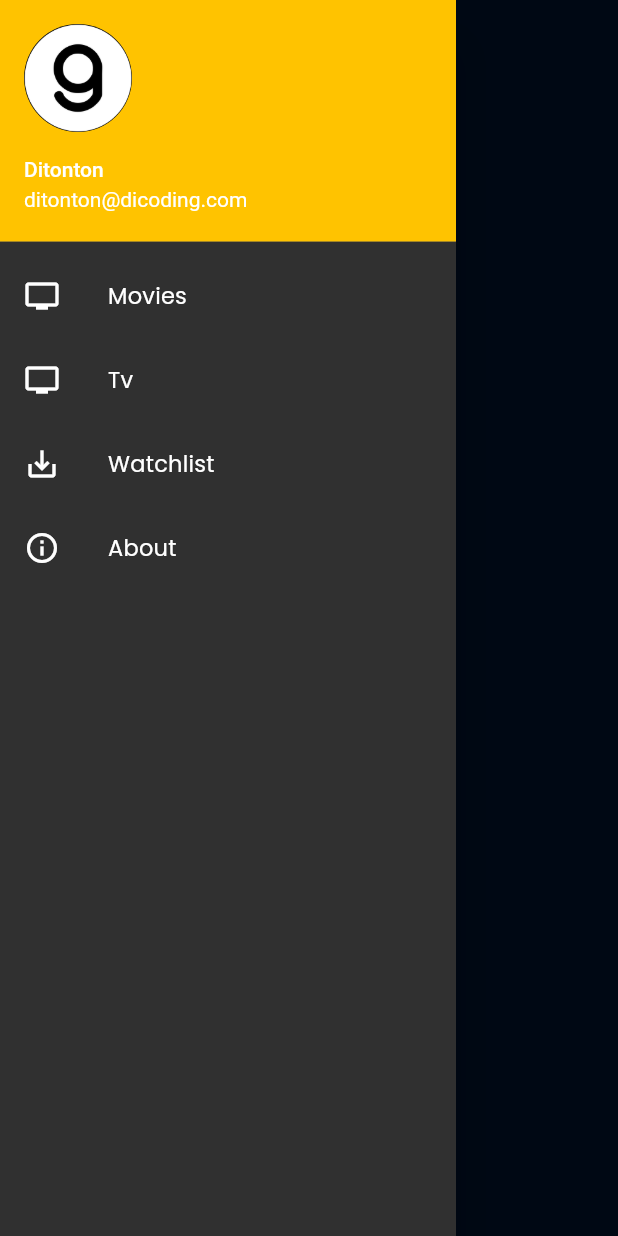
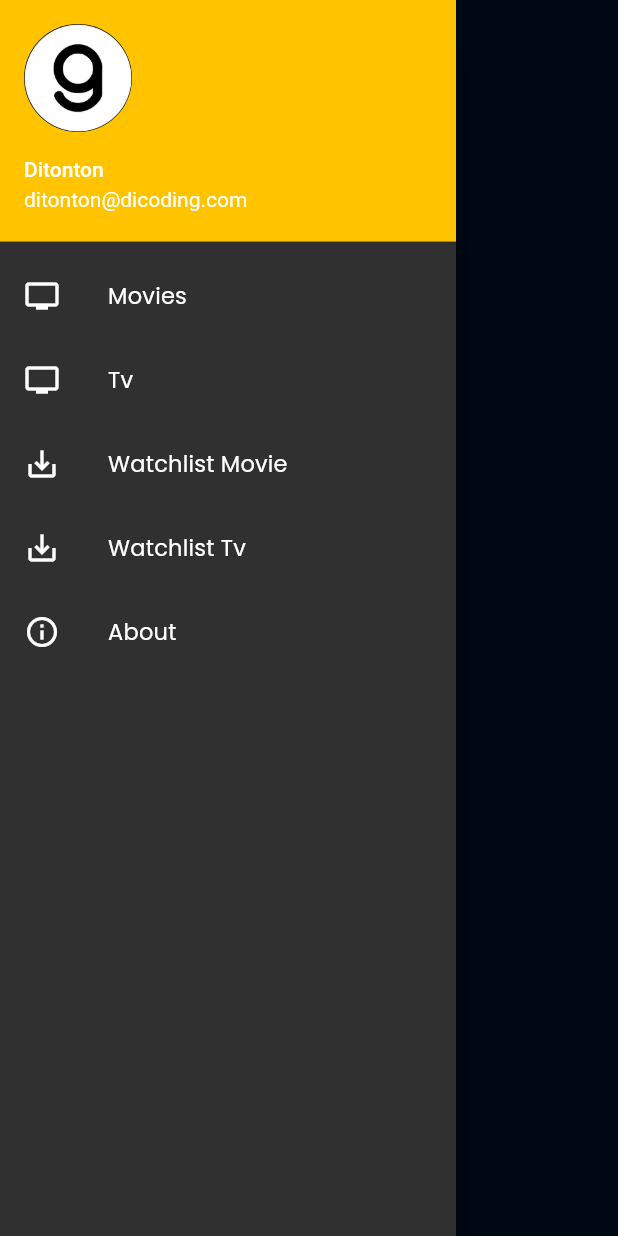
Before and after one commit to AsepRidwan22/flutter-expert, a Flutter app: the BuildDrawer widget shown alone on an empty page, opened directly, on a phone screen of 412 x 824 dp. Run offline on Flutter 3.47's test engine with Material 2 defaults, Android fonts, the phone set to English and light mode, and no system bars; our stand-ins replace cached_network_image, dartz, equatable, flutter_rating_bar, get_it, google_fonts and 1 more; accounts and stored records are empty; network calls fail.

Commit message:
watchlist solved

```diff
--- a/lib/data/models/movie/movie_detail_model.dart
+++ b/lib/data/models/movie/movie_detail_model.dart
@@ -1,7 +1,6 @@
 import 'package:proyek_awal/data/models/movie/genre_model.dart';
 import 'package:proyek_awal/domain/entities/movie/movie_detail.dart';
 import 'package:equatable/equatable.dart';
-import 'package:proyek_awal/data/models/tv/tv_detail_model.dart';
 
 class MovieDetailResponse extends Equatable {
   MovieDetailResponse({
--- a/lib/data/models/tv/tv_detail_model.dart
+++ b/lib/data/models/tv/tv_detail_model.dart
@@ -1,6 +1,8 @@
 import 'dart:convert';
 
 import 'package:proyek_awal/domain/entities/tv/tv_detail.dart';
+import 'package:proyek_awal/data/models/movie/genre_model.dart';
+import 'package:equatable/equatable.dart';
 
 TvDetailResponse welcomeFromJson(String str) =>
     TvDetailResponse.fromJson(json.decode(str));
--- a/lib/domain/usecases/tv/get_watchlist_tv.dart
+++ b/lib/domain/usecases/tv/get_watchlist_tv.dart
@@ -9,6 +9,6 @@ class GetWatchlistTv {
   GetWatchlistTv(this._repository);
 
   Future<Either<Failure, List<Tv>>> execute() {
-    return _repository.getNowPlayingTv();
+    return _repository.getWatchlistTv();
   }
 }
--- a/lib/presentation/pages/drawer.dart
+++ b/lib/presentation/pages/drawer.dart
@@ -33,9 +33,16 @@ Widget BuildDrawer(context) {
         ),
         ListTile(
           leading: Icon(Icons.save_alt),
-          title: Text('Watchlist'),
+          title: Text('Watchlist Movie'),
           onTap: () {
             Navigator.pushNamed(context, WatchlistMoviesPage.ROUTE_NAME);
+          },
+        ),
+        ListTile(
+          leading: Icon(Icons.save_alt),
+          title: Text('Watchlist Tv'),
+          onTap: () {
+            Navigator.pushNamed(context, WatchlistTvPage.ROUTE_NAME);
           },
         ),
         ListTile(
```
Also changed, not shown: 1 other file.
